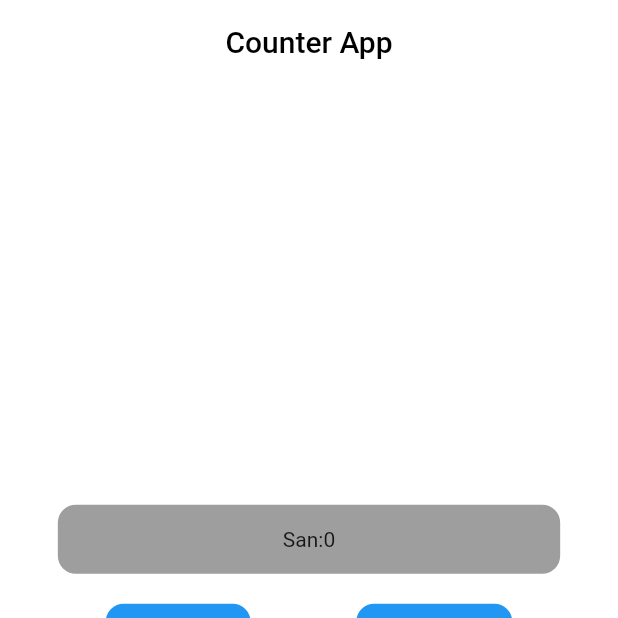
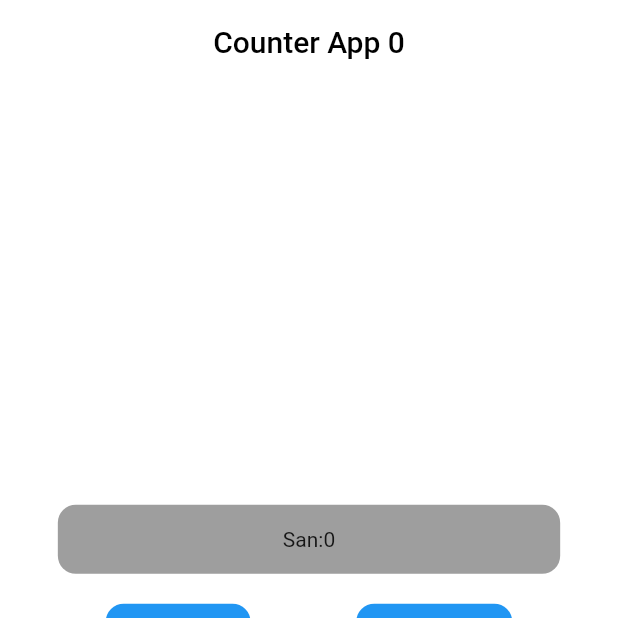
Before and after one commit to akshookum/counter_app_batken, a Flutter app: the screen it shows after launch, on a phone screen of 412 x 824 dp, the top half of it. Run offline on Flutter 3.47's test engine with Material 2 defaults, Android fonts, the phone set to English and light mode, and no system bars; our stand-ins replace get.

```diff
--- a/lib/first/first_page.dart
+++ b/lib/first/first_page.dart
@@ -6,10 +6,12 @@ import 'package:get/get.dart';
 
 import '../secont/second_page.dart';
 
-class FirsPage extends StatelessWidget {
-  FirsPage({super.key});
+class FirstPage extends StatelessWidget {
+  FirstPage({super.key});
 
-  FirstController _firstController = Get.put(FirstController());
+  FirstController _firstController = Get.put<FirstController>(
+    FirstController(),
+  );
 
   // void otkoz() {
   //   Navigator.push(
@@ -29,10 +31,10 @@ class FirsPage extends StatelessWidget {
         elevation: 0,
         backgroundColor: Colors.white,
         title: Center(
-          child: Text(
-            'Counter App',
-            style: TextStyle(color: Colors.black),
-          ),
+          child: Obx(() => Text(
+                'Counter App ${_firstController.san.value}',
+                style: TextStyle(color: Colors.black),
+              )),
         ),
       ),
       body: Column(
@@ -43,7 +45,7 @@ class FirsPage extends StatelessWidget {
                 borderRadius: BorderRadius.circular(12), color: Colors.grey),
             child: Padding(
               padding: EdgeInsets.symmetric(horizontal: 150, vertical: 15),
-              child: Text('San:${_firstController.san}'),
+              child: Obx(() => Text('San:${_firstController.san.value}')),
             ),
           ),
           SizedBox(
@@ -92,14 +94,7 @@ class FirsPage extends StatelessWidget {
           ),
           TextButton(
             onPressed: () {
-              Navigator.push(
-                context,
-                MaterialPageRoute(
-                  builder: (context) => SecondPage(
-                    sanKelet: _firstController.san.value,
-                  ),
-                ),
-              );
+              Get.to(() => SecondPage());
             },
             child: Icon(
               Icons.skip_next,
--- a/lib/main.dart
+++ b/lib/main.dart
@@ -1,4 +1,5 @@
 import 'package:flutter/material.dart';
+import 'package:get/get.dart';
 
 import 'first/first_page.dart';
 
@@ -11,13 +12,13 @@ class CounterApp extends StatelessWidget {
 
   @override
   Widget build(BuildContext context) {
-    return MaterialApp(
+    return GetMaterialApp(
       debugShowCheckedModeBanner: false,
       title: 'Flutter Demo',
       theme: ThemeData(
         primarySwatch: Colors.blue,
       ),
-      home: FirsPage(),
+      home: FirstPage(),
     );
   }
 }
```
Also changed, not shown: lib/first/first_controller.dart (+0 -11 lines), lib/secont/second_page.dart (+9 -6 lines).
